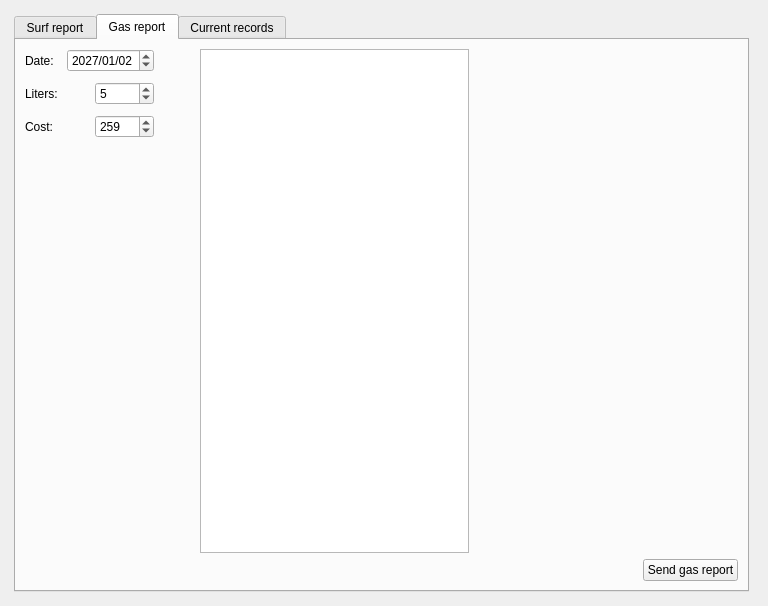
grafitec/SurfReportInput, file src/ui/report.ui: the form before one commit.
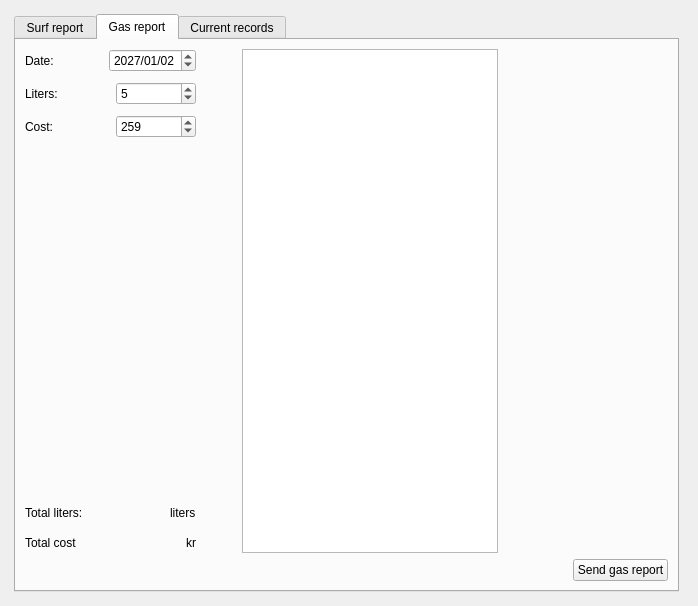
The form after the commit. The open tabs and pages were chosen to show the change.

Commit message: Added gas table in the gas tab, added total cost and total liters

```diff
--- a/src/ui/report.ui
+++ b/src/ui/report.ui
@@ -6,7 +6,7 @@
    <rect>
     <x>0</x>
     <y>0</y>
-    <width>768</width>
+    <width>698</width>
     <height>606</height>
    </rect>
   </property>
@@ -1003,6 +1003,80 @@
                   </property>
                  </spacer>
                 </item>
+                <item>
+                 <layout class="QHBoxLayout" name="horizontalLayout_28">
+                  <item>
+                   <widget class="QLabel" name="label_28">
+                    <property name="font">
+                     <font>
+                      <weight>50</weight>
+                      <bold>false</bold>
+                     </font>
+                    </property>
+                    <property name="text">
+                     <string>Total liters:</string>
+                    </property>
+                   </widget>
+                  </item>
+                  <item>
+                   <spacer name="horizontalSpacer_15">
+                    <property name="orientation">
+                     <enum>Qt::Horizontal</enum>
+                    </property>
+                    <property name="sizeHint" stdset="0">
+                     <size>
+                      <width>40</width>
+                      <height>20</height>
+                     </size>
+                    </property>
+                   </spacer>
+                  </item>
+                  <item>
+                   <widget class="QLabel" name="labLiters">
+                    <property name="text">
+                     <string>liters</string>
+                    </property>
+                   </widget>
+                  </item>
+                 </layout>
+                </item>
+                <item>
+                 <layout class="QHBoxLayout" name="horizontalLayout_27">
+                  <item>
+                   <widget class="QLabel" name="label_17">
+                    <property name="font">
+                     <font>
+                      <weight>50</weight>
+                      <bold>false</bold>
+                     </font>
+                    </property>
+                    <property name="text">
+                     <string>Total cost</string>
+                    </property>
+                   </widget>
+                  </item>
+                  <item>
+                   <spacer name="horizontalSpacer_14">
+                    <property name="orientation">
+                     <enum>Qt::Horizontal</enum>
+                    </property>
+                    <property name="sizeHint" stdset="0">
+                     <size>
+                      <width>40</width>
+                      <height>20</height>
+                     </size>
+                    </property>
+                   </spacer>
+                  </item>
+                  <item>
+                   <widget class="QLabel" name="labCost">
+                    <property name="text">
+                     <string>kr</string>
+                    </property>
+                   </widget>
+                  </item>
+                 </layout>
+                </item>
                </layout>
               </item>
               <item>
```
Left out of the diff: 2 changed lines with no effect on the pictures. The commit also changes 4 other files.
